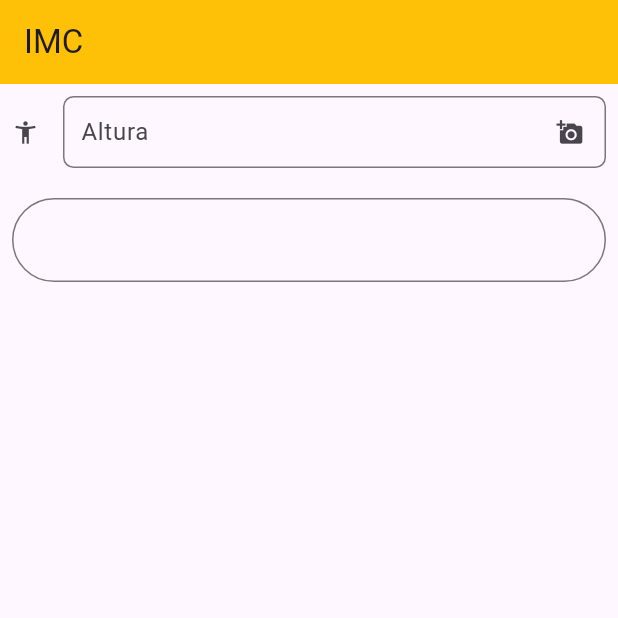
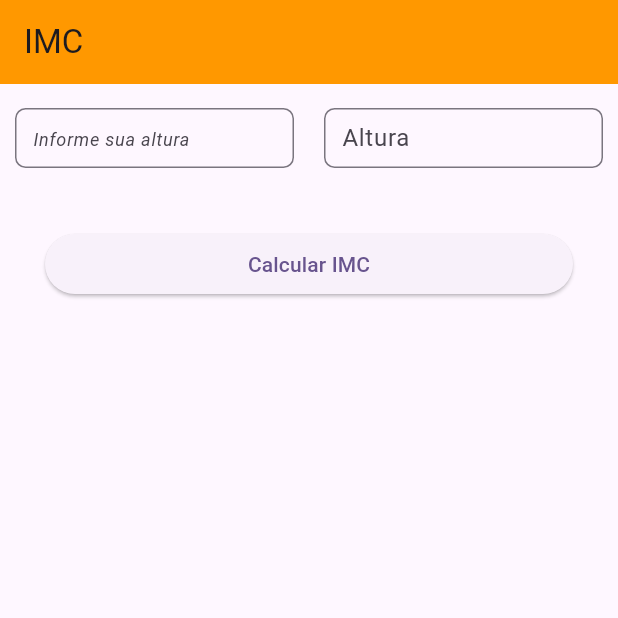
Before and after one commit to HektorTI/atividade_ebac_imc, a Flutter app: the screen it shows after launch, on a phone screen of 412 x 824 dp, the top half of it. Run offline on Flutter 3.47's test engine with Material 2 defaults, Android fonts, the light colour scheme and no system bars.

Commit message:
secod commit

```diff
--- a/lib/views/imc_page.dart
+++ b/lib/views/imc_page.dart
@@ -1,4 +1,7 @@
+// ignore_for_file: unnecessary_const
+
 import 'package:flutter/material.dart';
+// import 'package:flutter/services.dart';
 
 class ImcPage extends StatefulWidget {
   const ImcPage({super.key});
@@ -8,29 +11,39 @@ class ImcPage extends StatefulWidget {
 }
 
 class _ImcPageState extends State<ImcPage> {
+  final pesoController = TextEditingController();
+  final alturaController = TextEditingController();
+
+  @override
+  void dispose() {
+    pesoController.dispose();
+    super.dispose();
+  }
+
   @override
   Widget build(BuildContext context) {
     return Scaffold(
       appBar: AppBar(
         title: const Text('IMC'),
-        backgroundColor: Colors.amber,
+        backgroundColor: Colors.orange,
       ),
-      body: const Padding(
-        padding: EdgeInsets.all(8.0),
+      body: Padding(
+        padding: const EdgeInsets.only(top: 16.0, left: 10.0, right: 10.0),
+        // padding: const EdgeInsets.all(8.0),
         child: Column(
           children: [
             Row(
+              mainAxisAlignment: MainAxisAlignment.spaceBetween,
               children: [
                 Expanded(
                   child: TextField(
-                    decoration: InputDecoration(
+                    controller: pesoController,
+                    keyboardType: const TextInputType.numberWithOptions(
+                      decimal: true,
+                    ),
+                    decoration: const InputDecoration(
                       isDense: true,
                       contentPadding: EdgeInsets.all(8),
-                      icon: Icon(Icons.accessibility_new_outlined),
-                      label: Text('Altura'),
-                      suffix: Text('Altura'),
-                      suffixIcon: Icon(Icons.add_a_photo),
-                      prefix: Text('Flutter - '),
                       hintText: 'Informe sua altura',
                       hintStyle:
                           TextStyle(fontStyle: FontStyle.italic, fontSize: 12),
@@ -42,16 +55,76 @@ class _ImcPageState extends State<ImcPage> {
                     ),
                   ),
                 ),
+                const SizedBox(
+                  width: 20,
+                ),
+                Expanded(
+                  // child: Padding(
+                  // padding: const EdgeInsets.only(top: 20.0),
+                  child: TextField(
+                    controller: alturaController,
+                    keyboardType: const TextInputType.numberWithOptions(
+                      decimal: true,
+                    ),
+                    decoration: const InputDecoration(
+                      isDense: true,
+                      contentPadding: EdgeInsets.all(8),
+                      label: Text('Altura'),
+                      hintText: 'Informe sua altura',
+                      hintStyle:
+                          TextStyle(fontStyle: FontStyle.italic, fontSize: 12),
+                      border: OutlineInputBorder(
+                        borderRadius: BorderRadius.all(
+                          Radius.circular(7),
+                        ),
+                      ),
+                    ),
+                  ),
+                  // ),
+                ),
               ], //children
             ),
-            SizedBox(
+            const SizedBox(
               height: 20,
             ),
-            TextField(
-              decoration: InputDecoration(
-                border: OutlineInputBorder(
-                  borderRadius: BorderRadius.all(Radius.circular(30)),
-                ),
+            Padding(
+              padding: const EdgeInsets.all(20.0),
+              child: Row(
+                children: [
+                  Expanded(
+                    child: ElevatedButton(
+                      onPressed: () {
+                        showDialog(
+                          context: context,
+                          barrierDismissible: false,
+                          builder: (context) {
+                            return AlertDialog(
+                              title: const Center(child: Text('Title')),
+                              content: Column(
+                                mainAxisAlignment: MainAxisAlignment.center,
+                                mainAxisSize: MainAxisSize.min,
+                                children: [
+                                  Text('Peso: ${pesoController.text}'),
+                                  Text('Altura: ${alturaController.text}'),
+                                ],
+                              ),
+                              actions: [
+                                TextButton(
+                                    onPressed: () {
+                                      Navigator.of(context).pop();
+                                      FocusManager.instance.primaryFocus
+                                          ?.unfocus();
+                                    },
+                                    child: const Icon(Icons.close))
+                              ],
+                            );
+                          },
+                        );
+                      },
+                      child: const Text('Calcular IMC'),
+                    ),
+                  ),
+                ],
               ),
             ),
           ], //children
```
